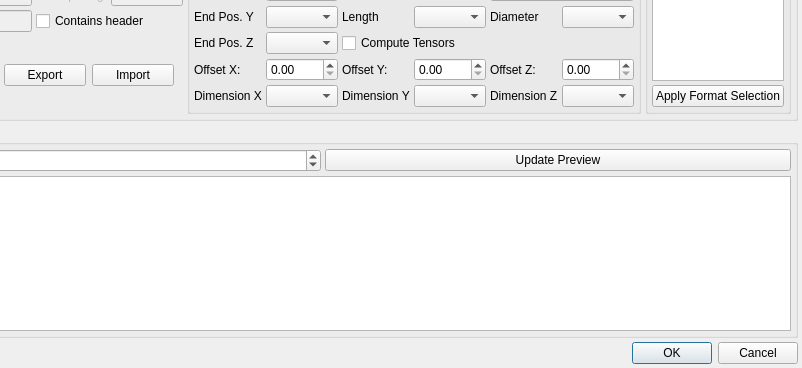
Above: modules/FeatureScout/CsvInput.ui from 3dct/open_iA before the change; both pictures show x 193 to 995 and y 266 to 634 of the 995 by 634 pixel window. Below: the same form after it.
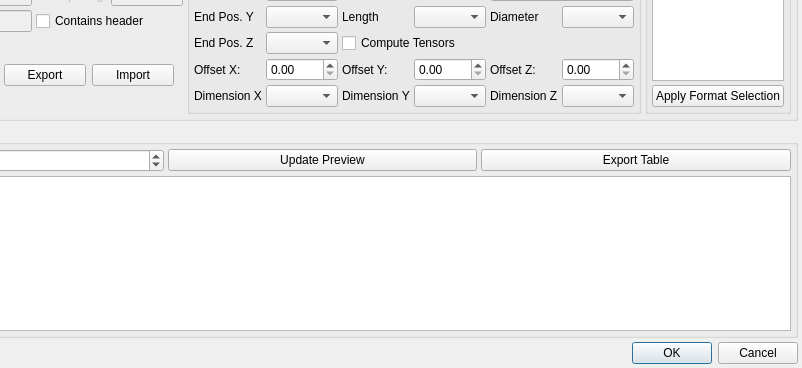
That is the form after the change.

Commit message: FeatureScout: CSV export in CSV input dialog

Patch:
```diff
--- a/modules/FeatureScout/CsvInput.ui
+++ b/modules/FeatureScout/CsvInput.ui
@@ -862,6 +862,13 @@
            </property>
           </widget>
          </item>
+         <item>
+          <widget class="QPushButton" name="btn_ExportTable">
+           <property name="text">
+            <string>Export Table</string>
+           </property>
+          </widget>
+         </item>
         </layout>
        </widget>
       </item>
```
The commit also changes 3 other files.
